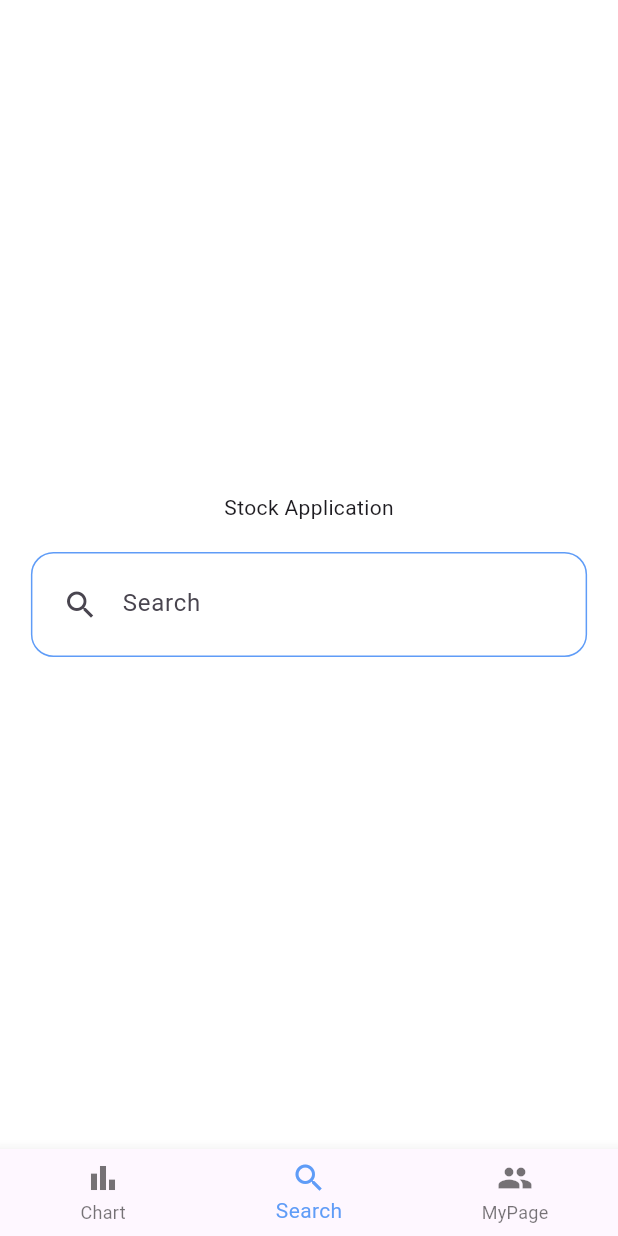
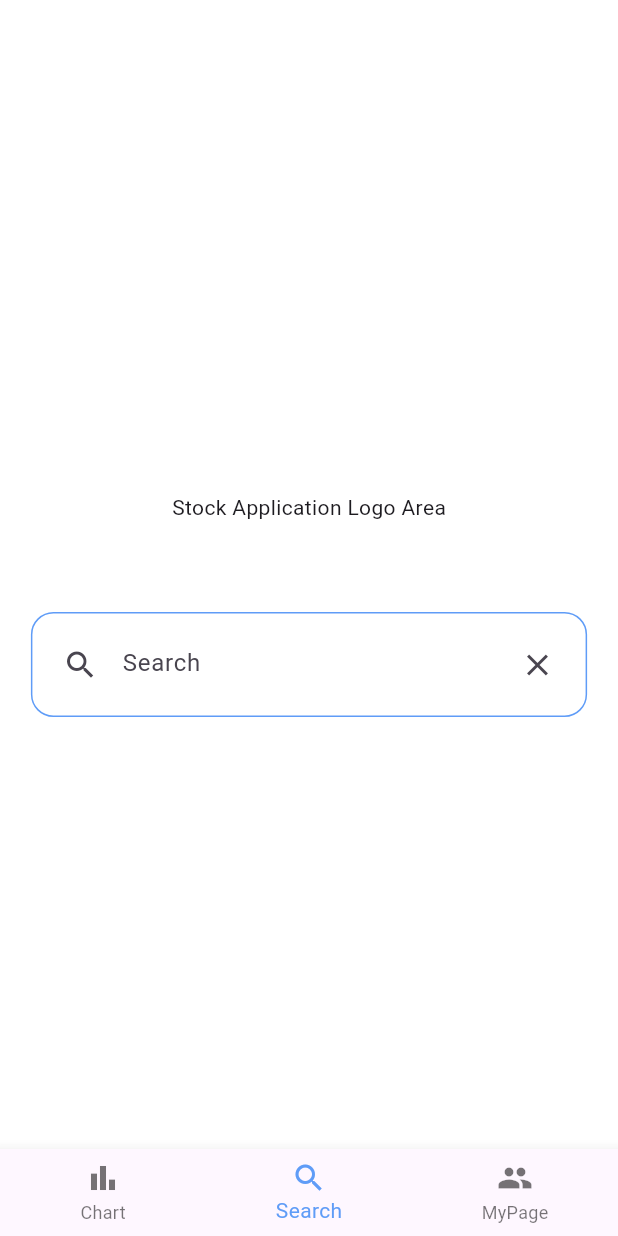
Before and after one commit to devpark435/Flutter_Stock_Application, a Flutter app: the screen it shows after launch, on a phone screen of 412 x 824 dp. Run offline on Flutter 3.47's test engine with Material 2 defaults, Android fonts, the phone set to English and light mode, and no system bars; our stand-ins replace fluttertoast, syncfusion_flutter_charts; missing offline and left inert: dart:ffi, web_scraper.

Commit message:
Edit DesignUI

```diff
--- a/lib/main.dart
+++ b/lib/main.dart
@@ -16,6 +16,7 @@ class MyApp extends StatelessWidget {
   Widget build(BuildContext context) {
     return MaterialApp(
       title: 'Flutter Demo',
+      debugShowCheckedModeBanner: false,
       theme: ThemeData(
         useMaterial3: true,
         primarySwatch: Colors.blue,
--- a/lib/screens/SearchPage.dart
+++ b/lib/screens/SearchPage.dart
@@ -16,6 +16,7 @@ class SearchPage extends StatefulWidget {
 class _SearchPage extends State<SearchPage> {
   String searchText = '';
   int searchTextNum = 0;
+  final _nameInputcontroller = TextEditingController();
   @override
   Widget build(BuildContext context) {
     return Scaffold(
@@ -25,12 +26,17 @@ class _SearchPage extends State<SearchPage> {
           mainAxisAlignment: MainAxisAlignment.center,
           crossAxisAlignment: CrossAxisAlignment.center,
           children: [
-            Center(
+            Container(
+              height: 100,
+              width: MediaQuery.of(context).size.width * 0.9,
+              child: Center(
                 child: Text(
-                "Stock Application",
+                  "Stock Application Logo Area",
                 ),
               ),
-            Padding(
+            ),
+            Center(
+              child: Padding(
                 padding: EdgeInsets.fromLTRB(0, 20, 0, 0),
                 child: Container(
                   width: MediaQuery.of(context).size.width * 0.9,
@@ -46,6 +52,7 @@ class _SearchPage extends State<SearchPage> {
                   child: Padding(
                     padding: const EdgeInsets.all(8.0),
                     child: TextField(
+                      controller: _nameInputcontroller,
                       obscureText: false,
                       decoration: InputDecoration(
                         prefixIcon: IconButton(
@@ -63,10 +70,16 @@ class _SearchPage extends State<SearchPage> {
                                               prices: price[searchTextNum],
                                             )));
                               } else {
-                              return showToast('콩쥐야 조때써');
+                                return showToast('검색어랑 일치하는 내용이 없습니다.');
                               }
                             },
                             icon: Icon(Icons.search)),
+                        suffixIcon: IconButton(
+                          icon: Icon(Icons.close),
+                          onPressed: () {
+                            _nameInputcontroller.clear();
+                          },
+                        ), //검색어 remove button
                         hintText: 'Search',
                         enabledBorder: OutlineInputBorder(
                           borderRadius:
@@ -82,72 +95,10 @@ class _SearchPage extends State<SearchPage> {
                           searchTextNum = items.indexOf(searchText);
                         });
                       },
-                    // onTap: () {
-                    //   Navigator.push(
-                    //       context, MaterialPageRoute(builder: (context) => {
-                    //         ChartPage(title: 'ComparePage',
-                    //                     items: items[searchTextNum],
-                    //                     logos: logos[searchTextNum],
-                    //                     rates: rates[searchTextNum],
-                    //                     prices: price[searchTextNum],)
-                    //       }));
-                    // },
                     ),
                   ),
                 ),
-              // child: Container(
-              //   width: MediaQuery.of(context).size.width * 0.9,
-              //   height: 50,
-              //   decoration: BoxDecoration(
-              //     color: Palette.bgColor,
-              //     boxShadow: [
-              //       BoxShadow(
-              //         blurRadius: 4,
-              //         color: Palette.containerShadow,
-              //         offset: Offset(0, 2),
-              //       )
-              //     ],
-              //     borderRadius: BorderRadius.circular(25),
-              //   ),
-              //   alignment: AlignmentDirectional(0, 0),
-              //   child: Row(
-              //     mainAxisAlignment: MainAxisAlignment.spaceBetween,
-              //     children: <Widget>[
-              //       Container(
-              //         alignment: Alignment.center,
-              //         width: 200,
-              //         decoration: BoxDecoration(color: Palette.bgColor),
-              //         margin: EdgeInsets.all(10),
-              //         child: TextField(
-
-              //           onSubmitted: (text) {
-              //             setState(() {
-              //               searchText = int.parse(text);
-              //             });
-              //           },
-              //         ),
-              //       ),
-              //       Container(
-              //         margin: EdgeInsets.all(10),
-              //         child: IconButton(
-              //           icon: Icon(Icons.search),
-              //           onPressed: () {
-              //             Navigator.push(
-              //                 context,
-              //                 MaterialPageRoute(
-              //                     builder: (context) => ChartPage(
-              //                           title: 'ComparePage',
-              //                           items: items[searchText],
-              //                           logos: logos[searchText],
-              //                           rates: rates[searchText],
-              //                           prices: price[searchText],
-              //                         )));
-              //           },
-              //         ),
-              //       )
-              //     ],
-              //   ),
-              // ),
+              ),
             )
           ]),
     );
@@ -157,7 +108,7 @@ class _SearchPage extends State<SearchPage> {
 void showToast(String msg) {
   Fluttertoast.showToast(
       msg: msg,
-      backgroundColor: Color.fromARGB(255, 109, 106, 251),
-      textColor: Color.fromARGB(255, 215, 212, 212),
-      fontSize: 25.0);
+      backgroundColor: Palette.bgColor,
+      textColor: Palette.outlineColor,
+      fontSize: 15.0);
 }
```
Also changed, not shown: lib/screens/NewsPage.dart (+28 -15 lines), 1 other file. Lines whose indentation alone changed are shown as unchanged.
